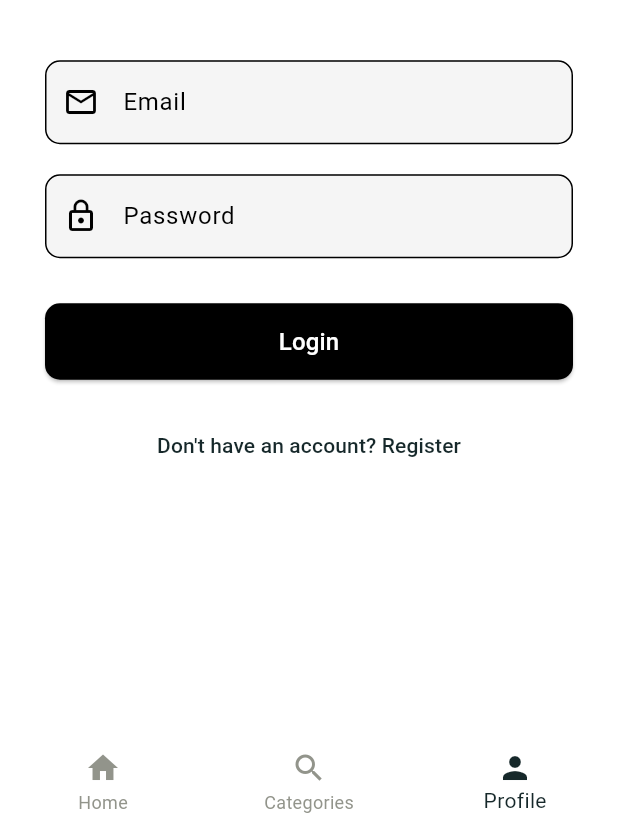
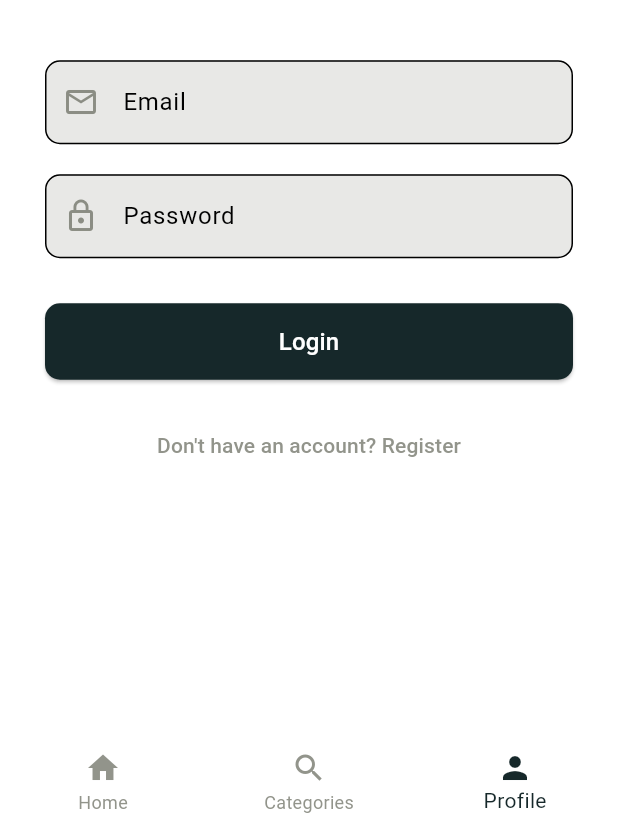
Before and after one commit to shalindri0426/shalindri_flutter, a Flutter app: the screen it shows after launch, item 3 of the bottom bar chosen, on a phone screen of 412 x 824 dp, the part 410-1236 px from its top. Run offline on Flutter 3.47's test engine with Material 3 defaults, Android fonts, the phone set to English and light mode, and no system bars; our stand-ins replace google_fonts.

Commit message:
login screen theme changes

```diff
--- a/lib/screens/login_screen.dart
+++ b/lib/screens/login_screen.dart
@@ -1,6 +1,7 @@
 import 'package:flutter/material.dart';
 import 'package:luxe_living/screens/home_screen.dart';
 import 'package:luxe_living/screens/register_screen.dart';
+
 class LoginPage extends StatefulWidget {
   const LoginPage({super.key});
 
@@ -15,21 +16,26 @@ class _LoginPageState extends State<LoginPage> {
 
   void _login() {
     if (_formKey.currentState!.validate()) {
-      // navigate to home screen
       Navigator.pushReplacement(
         context,
         MaterialPageRoute(builder: (context) => const HomeScreen()),
       );
-      ScaffoldMessenger.of(
-        context,
-      ).showSnackBar(const SnackBar(content: Text("Logging in...")));
+      ScaffoldMessenger.of(context)
+          .showSnackBar(const SnackBar(content: Text("Logging in...")));
     }
   }
 
   @override
   Widget build(BuildContext context) {
+    final theme = Theme.of(context);
+    final primaryColor = theme.colorScheme.primary;
+    final onPrimaryColor = theme.colorScheme.onPrimary;
+    final secondaryColor = theme.colorScheme.secondary;
+    final onSecondaryColor = theme.colorScheme.onSecondary;
+    final scaffoldBackground = theme.scaffoldBackgroundColor;
+
     return Scaffold(
-      backgroundColor: Colors.white, // LUXE – LIVING branding
+      backgroundColor: scaffoldBackground,
       body: Center(
         child: SingleChildScrollView(
           padding: const EdgeInsets.symmetric(horizontal: 30, vertical: 50),
@@ -43,7 +49,7 @@ class _LoginPageState extends State<LoginPage> {
                   style: TextStyle(
                     fontSize: 32,
                     fontWeight: FontWeight.bold,
-                    color: Colors.black87,
+                    color: primaryColor,
                     letterSpacing: 1.2,
                   ),
                 ),
@@ -54,19 +60,17 @@ class _LoginPageState extends State<LoginPage> {
                   controller: emailController,
                   decoration: InputDecoration(
                     hintText: 'Email',
-                    prefixIcon: Icon(Icons.email_outlined),
+                    prefixIcon: Icon(Icons.email_outlined, color: secondaryColor),
                     border: OutlineInputBorder(
                       borderRadius: BorderRadius.circular(10),
                     ),
                     filled: true,
-                    fillColor: Colors.grey.shade100,
+                    fillColor: theme.cardColor.withOpacity(0.15),
                   ),
                   keyboardType: TextInputType.emailAddress,
-                  validator:
-                      (value) =>
-                          value != null && value.contains('@')
-                              ? null
-                              : 'Enter a valid email',
+                  validator: (value) =>
+                      value != null && value.contains('@') ? null : 'Enter a valid email',
+                  style: TextStyle(color: primaryColor),
                 ),
                 const SizedBox(height: 20),
 
@@ -75,19 +79,17 @@ class _LoginPageState extends State<LoginPage> {
                   controller: passwordController,
                   decoration: InputDecoration(
                     hintText: 'Password',
-                    prefixIcon: Icon(Icons.lock_outline),
+                    prefixIcon: Icon(Icons.lock_outline, color: secondaryColor),
                     border: OutlineInputBorder(
                       borderRadius: BorderRadius.circular(10),
                     ),
                     filled: true,
-                    fillColor: Colors.grey.shade100,
+                    fillColor: theme.cardColor.withOpacity(0.15),
                   ),
                   obscureText: true,
-                  validator:
-                      (value) =>
-                          value != null && value.length >= 6
-                              ? null
-                              : 'Password must be 6+ chars',
+                  validator: (value) =>
+                      value != null && value.length >= 6 ? null : 'Password must be 6+ chars',
+                  style: TextStyle(color: primaryColor),
                 ),
                 const SizedBox(height: 30),
 
@@ -98,14 +100,15 @@ class _LoginPageState extends State<LoginPage> {
                     onPressed: _login,
                     style: ElevatedButton.styleFrom(
                       padding: const EdgeInsets.symmetric(vertical: 14),
-                      backgroundColor: Colors.black,
+                      backgroundColor: primaryColor,
                       shape: RoundedRectangleBorder(
                         borderRadius: BorderRadius.circular(10),
                       ),
+                      foregroundColor: onPrimaryColor,
                     ),
                     child: const Text(
                       'Login',
-                      style: TextStyle(fontSize: 16, color: Colors.white),
+                      style: TextStyle(fontSize: 16),
                     ),
                   ),
                 ),
@@ -117,13 +120,13 @@ class _LoginPageState extends State<LoginPage> {
                   onPressed: () {
                     Navigator.push(
                       context,
-                      MaterialPageRoute(
-                        builder: (context) => const RegisterPage(),
-                      ),
+                      MaterialPageRoute(builder: (context) => const RegisterPage()),
                     );
-                    // TODO: Navigate to registration page
                   },
-                  child: const Text("Don't have an account? Register"),
+                  child: Text(
+                    "Don't have an account? Register",
+                    style: TextStyle(color: secondaryColor),
+                  ),
                 ),
               ],
             ),
```
